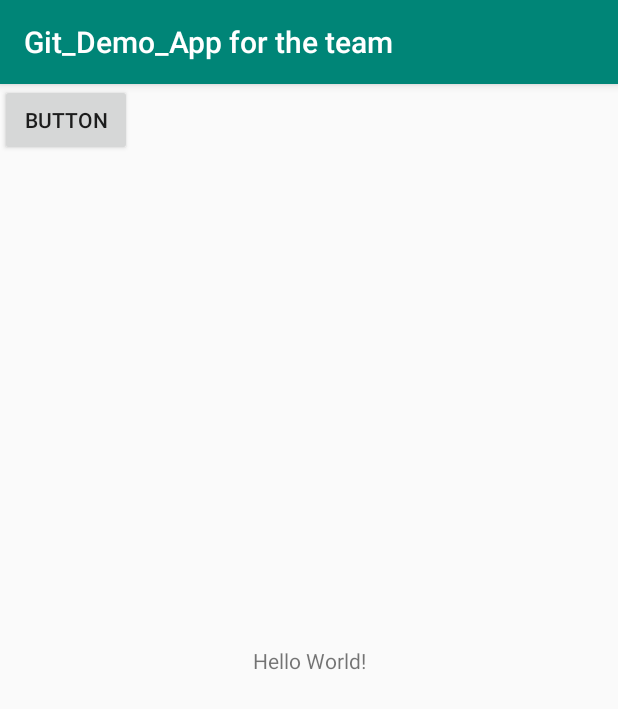
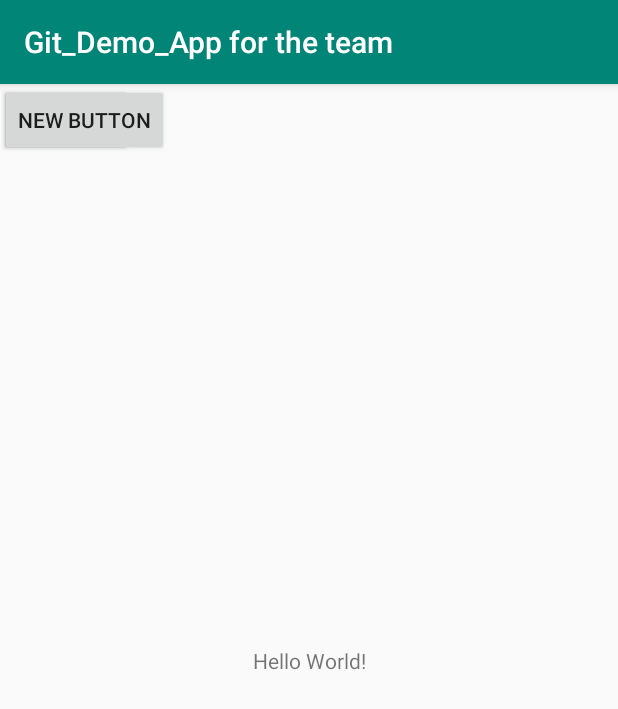
Before and after one commit to abhayanand11/Git_Demo_App, an Android app: the screen it shows after launch (MainActivity), on a phone screen of 412 x 824 dp. Shown: the top 709 px of the screen. Run offline under Robolectric (Android 15) with nearby library versions, the phone set to English and light mode, and no system bars.

Commit message:
[Abhay] Added a new button

```diff
--- a/app/src/main/res/layout/activity_main.xml
+++ b/app/src/main/res/layout/activity_main.xml
@@ -23,4 +23,12 @@
         tools:layout_editor_absoluteX="147dp"
         tools:layout_editor_absoluteY="126dp" />
 
+    <Button
+        android:id="@+id/button2"
+        android:layout_width="wrap_content"
+        android:layout_height="wrap_content"
+        android:text="New Button"
+        tools:layout_editor_absoluteX="135dp"
+        tools:layout_editor_absoluteY="317dp" />
+
 </android.support.constraint.ConstraintLayout>
```
Also changed, not shown: 1 other file.
